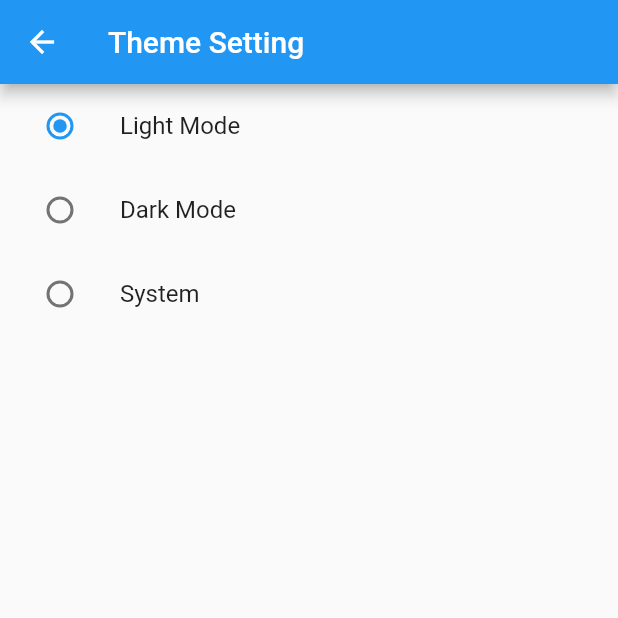
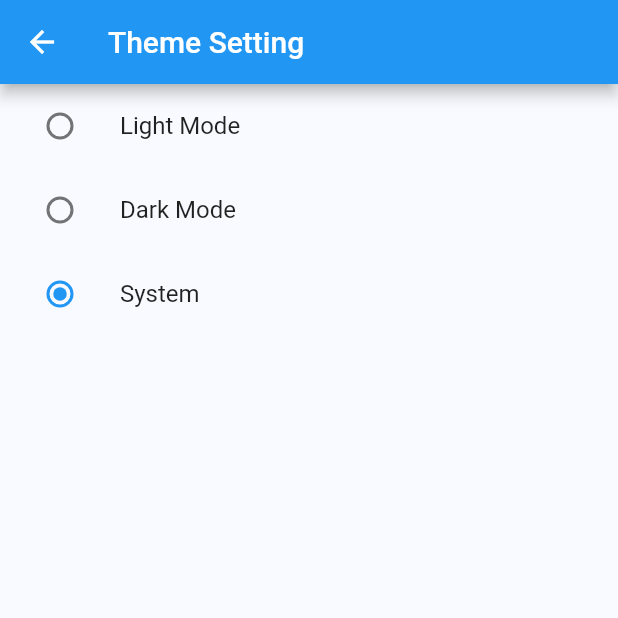
Before and after one commit to hafidikhsan/bandung_tourism, a Flutter app: the screen it shows after launch, after a tap on the "settings" icon, on a phone screen of 412 x 824 dp, the top half of it. Run offline on Flutter 3.47's test engine with Material 2 defaults, Android fonts, the phone set to English and light mode, and no system bars; our stand-ins replace bloc, dartz, equatable, flutter_bloc, get_it, shared_preferences.

Commit message:
Save theme setting in Shared Preference with Clean Code

```diff
--- a/lib/main.dart
+++ b/lib/main.dart
@@ -1,22 +1,38 @@
 import 'package:bandung_tourism/presentation/screens/home_screen.dart';
 import 'package:bandung_tourism/theme/presentation/bloc/theme_manager_bloc.dart';
 import 'package:bandung_tourism/theme/theme_data.dart';
+import 'package:bandung_tourism/theme/theme_injection.dart' as di;
 import 'package:bandung_tourism/utils/enum.dart';
 import 'package:flutter/material.dart';
 import 'package:flutter_bloc/flutter_bloc.dart';
 
 void main() {
-  runApp(const MyApp());
+  di.init();
+  runApp(BlocProvider(
+    create: (context) => di.locator<ThemeManagerBloc>(),
+    child: const MyApp(),
+  ));
 }
 
-class MyApp extends StatelessWidget {
+class MyApp extends StatefulWidget {
   const MyApp({Key? key}) : super(key: key);
 
   @override
+  State<MyApp> createState() => _MyAppState();
+}
+
+class _MyAppState extends State<MyApp> {
+  @override
+  void initState() {
+    super.initState();
+    Future.microtask(() {
+      context.read<ThemeManagerBloc>().add(const LoadTheme());
+    });
+  }
+
+  @override
   Widget build(BuildContext context) {
-    return BlocProvider(
-      create: (context) => ThemeManagerBloc(),
-      child: BlocBuilder<ThemeManagerBloc, ThemeManagerState>(
+    return BlocBuilder<ThemeManagerBloc, ThemeManagerState>(
       builder: (context, state) {
         return MaterialApp(
           title: 'Flutter Demo',
@@ -31,7 +47,6 @@ class MyApp extends StatelessWidget {
           home: const HomeScreen(),
         );
       },
-      ),
     );
   }
 }
--- a/lib/presentation/screens/home_screen.dart
+++ b/lib/presentation/screens/home_screen.dart
@@ -17,7 +17,8 @@ class HomeScreen extends StatelessWidget {
                 Navigator.push(
                   context,
                   MaterialPageRoute(
-                      builder: (context) => const ThemeSettingScreen()),
+                    builder: (context) => const ThemeSettingScreen(),
+                  ),
                 );
               },
               child: const Icon(Icons.settings),
--- a/lib/presentation/screens/theme_setting_screen.dart
+++ b/lib/presentation/screens/theme_setting_screen.dart
@@ -11,8 +11,6 @@ class ThemeSettingScreen extends StatefulWidget {
 }
 
 class _ThemeSettingScreenState extends State<ThemeSettingScreen> {
-  final ThemeModeEnum? _themeMode = ThemeModeEnum.lightTheme;
-
   @override
   Widget build(BuildContext context) {
     return Scaffold(
@@ -29,7 +27,9 @@ class _ThemeSettingScreenState extends State<ThemeSettingScreen> {
                   value: ThemeModeEnum.lightTheme,
                   groupValue: state.isDark,
                   onChanged: (value) => context.read<ThemeManagerBloc>().add(
-                        const LoadThemeMode(isDark: ThemeModeEnum.lightTheme),
+                        const SaveThemeMode(
+                          isDark: ThemeModeEnum.lightTheme,
+                        ),
                       ),
                 ),
               ),
@@ -39,7 +39,9 @@ class _ThemeSettingScreenState extends State<ThemeSettingScreen> {
                   value: ThemeModeEnum.darkTheme,
                   groupValue: state.isDark,
                   onChanged: (value) => context.read<ThemeManagerBloc>().add(
-                        const LoadThemeMode(isDark: ThemeModeEnum.darkTheme),
+                        const SaveThemeMode(
+                          isDark: ThemeModeEnum.darkTheme,
+                        ),
                       ),
                 ),
               ),
@@ -49,7 +51,9 @@ class _ThemeSettingScreenState extends State<ThemeSettingScreen> {
                   value: ThemeModeEnum.systemTheme,
                   groupValue: state.isDark,
                   onChanged: (value) => context.read<ThemeManagerBloc>().add(
-                        const LoadThemeMode(isDark: ThemeModeEnum.systemTheme),
+                        const SaveThemeMode(
+                          isDark: ThemeModeEnum.systemTheme,
+                        ),
                       ),
                 ),
               ),
--- /dev/null
+++ b/lib/theme/data/datasources/database_helper.dart
@@ -0,0 +1,59 @@
+import 'package:bandung_tourism/utils/enum.dart';
+import 'package:shared_preferences/shared_preferences.dart';
+
+class DatabaseHelper {
+  static DatabaseHelper? _databaseHelper;
+  DatabaseHelper._instance() {
+    _databaseHelper = this;
+  }
+
+  factory DatabaseHelper() => _databaseHelper ?? DatabaseHelper._instance();
+
+  static SharedPreferences? _preferences;
+
+  Future<SharedPreferences?> get preferences async {
+    _preferences ??= await _initDb();
+    return _preferences;
+  }
+
+  static const String _themePref = 'themeMode';
+  static const String _themeLight = 'lightMode';
+  static const String _themeDark = 'darkMode';
+  static const String _themeSystem = 'systemMode';
+
+  Future<SharedPreferences> _initDb() async {
+    final pref = await SharedPreferences.getInstance();
+    return pref;
+  }
+
+  Future<bool> saveTheme(ThemeModeEnum theme) async {
+    final pref = await preferences;
+
+    if (theme == ThemeModeEnum.lightTheme) {
+      pref?.setString(_themePref, _themeLight);
+      return true;
+    } else if (theme == ThemeModeEnum.darkTheme) {
+      pref?.setString(_themePref, _themeDark);
+      return true;
+    } else if (theme == ThemeModeEnum.systemTheme) {
+      pref?.setString(_themePref, _themeSystem);
+      return true;
+    } else {
+      return false;
+    }
+  }
+
+  Future<ThemeModeEnum> loadTheme() async {
+    final pref = await preferences;
+
+    final _value = pref?.getString(_themePref) ?? _themeSystem;
+
+    if (_value == _themeLight) {
+      return ThemeModeEnum.lightTheme;
+    } else if (_value == _themeDark) {
+      return ThemeModeEnum.darkTheme;
+    } else {
+      return ThemeModeEnum.systemTheme;
+    }
+  }
+}
--- /dev/null
+++ b/lib/theme/domain/usecases/get_theme.dart
@@ -0,0 +1,12 @@
+import 'package:bandung_tourism/theme/domain/repositories/theme_repository.dart';
+import 'package:bandung_tourism/utils/enum.dart';
+
+class GetTheme {
+  final ThemeRepository repository;
+
+  GetTheme(this.repository);
+
+  Future<ThemeModeEnum> execute() async {
+    return repository.loadTheme();
+  }
+}
--- /dev/null
+++ b/lib/theme/domain/usecases/save_theme.dart
@@ -0,0 +1,14 @@
+import 'package:bandung_tourism/common/failure.dart';
+import 'package:bandung_tourism/theme/domain/repositories/theme_repository.dart';
+import 'package:bandung_tourism/utils/enum.dart';
+import 'package:dartz/dartz.dart';
+
+class SaveTheme {
+  final ThemeRepository repository;
+
+  SaveTheme(this.repository);
+
+  Future<Either<Failure, String>> execute(ThemeModeEnum theme) {
+    return repository.updateTheme(theme);
+  }
+}
--- a/lib/theme/presentation/bloc/theme_manager_bloc.dart
+++ b/lib/theme/presentation/bloc/theme_manager_bloc.dart
@@ -1,3 +1,5 @@
+import 'package:bandung_tourism/theme/domain/usecases/get_theme.dart';
+import 'package:bandung_tourism/theme/domain/usecases/save_theme.dart';
 import 'package:bandung_tourism/utils/enum.dart';
 import 'package:bloc/bloc.dart';
 import 'package:equatable/equatable.dart';
@@ -6,11 +8,29 @@ part 'theme_manager_event.dart';
 part 'theme_manager_state.dart';
 
 class ThemeManagerBloc extends Bloc<ThemeManagerEvent, ThemeManagerState> {
-  ThemeManagerBloc() : super(ThemeManagerInitial()) {
-    on<LoadThemeMode>((event, emit) {
+  final GetTheme getTheme;
+  final SaveTheme saveTheme;
+  ThemeManagerBloc(this.getTheme, this.saveTheme)
+      : super(ThemeManagerInitial()) {
+    on<SaveThemeMode>((event, emit) async {
       final isDarkNewValue = event.isDark;
 
-      emit(state.copyWith(isDark: isDarkNewValue));
+      final result = await saveTheme.execute(isDarkNewValue);
+
+      result.fold((failure) {
+        emit(state.copyWith(message: "Error Update Theme"));
+      }, (successMessage) {
+        emit(state.copyWith(
+          isDark: isDarkNewValue,
+          message: successMessage,
+        ));
+      });
+    });
+
+    on<LoadTheme>((event, emit) async {
+      final result = await getTheme.execute();
+
+      emit(state.copyWith(isDark: result));
     });
   }
 }
--- a/lib/theme/presentation/bloc/theme_manager_event.dart
+++ b/lib/theme/presentation/bloc/theme_manager_event.dart
@@ -7,10 +7,17 @@ abstract class ThemeManagerEvent extends Equatable {
   List<Object> get props => [];
 }
 
-class LoadThemeMode extends ThemeManagerEvent {
+class SaveThemeMode extends ThemeManagerEvent {
   final ThemeModeEnum isDark;
-  const LoadThemeMode({required this.isDark});
+  const SaveThemeMode({required this.isDark});
 
   @override
   List<Object> get props => [isDark];
 }
+
+class LoadTheme extends ThemeManagerEvent {
+  const LoadTheme();
+
+  @override
+  List<Object> get props => [];
+}
--- a/lib/theme/presentation/bloc/theme_manager_state.dart
+++ b/lib/theme/presentation/bloc/theme_manager_state.dart
@@ -2,23 +2,34 @@ part of 'theme_manager_bloc.dart';
 
 class ThemeManagerState extends Equatable {
   final ThemeModeEnum isDark;
+  final String message;
 
-  const ThemeManagerState({required this.isDark});
+  const ThemeManagerState({
+    required this.isDark,
+    required this.message,
+  });
 
   ThemeManagerState copyWith({
     ThemeModeEnum? isDark,
+    String? message,
   }) {
     return ThemeManagerState(
       isDark: isDark ?? this.isDark,
+      message: message ?? this.message,
     );
   }
 
   @override
-  List<Object> get props => [isDark];
+  List<Object> get props => [isDark, message];
 }
 
 class ThemeManagerInitial extends ThemeManagerState {
-  static ThemeModeEnum isDarkInit = ThemeModeEnum.lightTheme;
+  static ThemeModeEnum isDarkInit = ThemeModeEnum.systemTheme;
+  static String messageInit = '';
 
-  ThemeManagerInitial() : super(isDark: isDarkInit);
+  ThemeManagerInitial()
+      : super(
+          isDark: isDarkInit,
+          message: messageInit,
+        );
 }
--- a/lib/theme/theme_data.dart
+++ b/lib/theme/theme_data.dart
@@ -1,5 +1,12 @@
 import 'package:flutter/material.dart';
 
-ThemeData lightTheme = ThemeData(brightness: Brightness.light);
+ThemeData lightTheme = ThemeData(
+  brightness: Brightness.light,
+  scaffoldBackgroundColor: const Color(0xffF9FAFF),
+  primaryColor: const Color(0xff1F3C88),
+);
 
-ThemeData darkTheme = ThemeData(brightness: Brightness.dark);
+ThemeData darkTheme = ThemeData(
+  brightness: Brightness.dark,
+  scaffoldBackgroundColor: const Color(0xff1B222A),
+);
--- /dev/null
+++ b/lib/theme/theme_injection.dart
@@ -0,0 +1,38 @@
+import 'package:bandung_tourism/theme/data/datasources/database_helper.dart';
+import 'package:bandung_tourism/theme/data/datasources/theme_local_data_source.dart';
+import 'package:bandung_tourism/theme/data/repositories/theme_repository_impl.dart';
+import 'package:bandung_tourism/theme/domain/repositories/theme_repository.dart';
+import 'package:bandung_tourism/theme/domain/usecases/get_theme.dart';
+import 'package:bandung_tourism/theme/domain/usecases/save_theme.dart';
+import 'package:bandung_tourism/theme/presentation/bloc/theme_manager_bloc.dart';
+import 'package:get_it/get_it.dart';
+
+final locator = GetIt.instance;
+
+void init() {
+  // helper
+  locator.registerLazySingleton<DatabaseHelper>(() => DatabaseHelper());
+
+  // data sources
+  locator.registerLazySingleton<ThemeLocalDataSource>(
+      () => ThemeDataSourceImpl(databaseHelper: locator()));
+
+  // repository
+  locator.registerLazySingleton<ThemeRepository>(
+    () => ThemeRepositoryImpl(
+      localDataSource: locator(),
+    ),
+  );
+
+  // use case
+  locator.registerLazySingleton(() => GetTheme(locator()));
+  locator.registerLazySingleton(() => SaveTheme(locator()));
+
+  // bloc
+  locator.registerFactory(
+    () => ThemeManagerBloc(
+      locator(),
+      locator(),
+    ),
+  );
+}
--- a/pubspec.yaml
+++ b/pubspec.yaml
@@ -15,6 +15,9 @@ dependencies:
   cupertino_icons: ^1.0.2
   equatable: ^2.0.3
   flutter_bloc: ^8.0.1
+  shared_preferences: ^2.0.15
+  dartz: ^0.10.0-nullsafety.2
+  get_it: ^7.1.3
 
 dev_dependencies:
   flutter_test:
```
Also changed, not shown: lib/common/exception.dart (added, +7 -0 lines), lib/common/failure.dart (added, +14 -0 lines), lib/theme/data/datasources/theme_local_data_source.dart (added, +33 -0 lines), lib/theme/data/repositories/theme_repository_impl.dart (added, +33 -0 lines), lib/theme/domain/repositories/theme_repository.dart (added, +8 -0 lines), pubspec.lock. Lines whose indentation alone changed are shown as unchanged.
